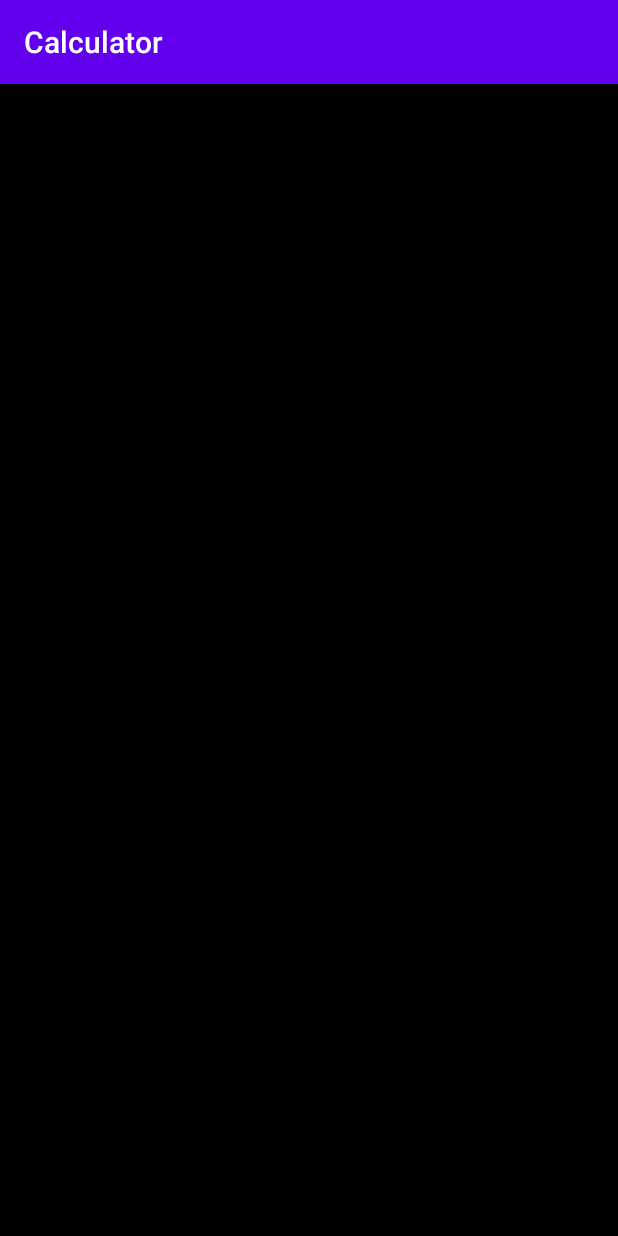
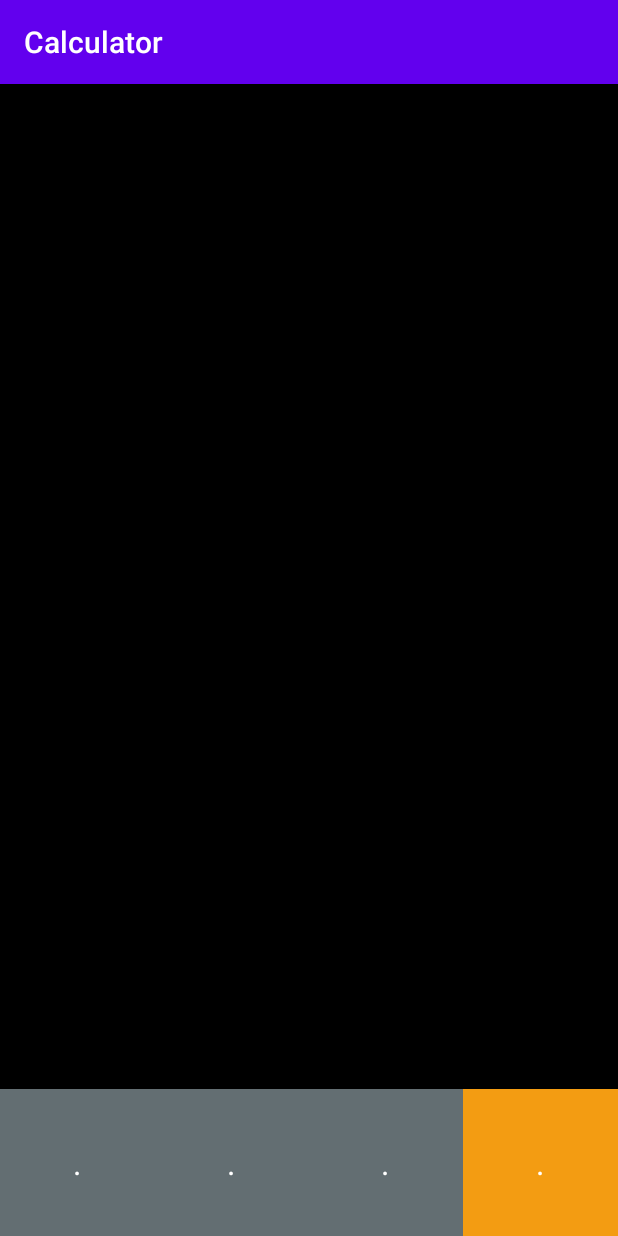
Before and after one commit to JeewanthaLahiru/android-studio-practices, an Android app: the screen it shows after launch (MainActivity), on a phone screen of 412 x 824 dp. Run offline under Robolectric (Android 15) with nearby library versions, the phone set to English and light mode, and no system bars.

Commit message:
bottom button row

```diff
--- a/Calculator/app/src/main/res/layout/activity_main.xml
+++ b/Calculator/app/src/main/res/layout/activity_main.xml
@@ -21,5 +21,65 @@
         android:textColor="@color/numberButton"
         android:gravity="end"
         android:maxLines="1"/>
+    <LinearLayout
+        android:layout_width="match_parent"
+        android:layout_height="match_parent"
+        android:orientation="vertical">
+
+        <LinearLayout
+            android:layout_width="match_parent"
+            android:layout_height="0dp"
+            android:layout_weight="1"
+            android:orientation="horizontal">
+
+        </LinearLayout>
+        <LinearLayout
+            android:layout_width="match_parent"
+            android:layout_height="0dp"
+            android:layout_weight="1"
+            android:orientation="horizontal">
+
+        </LinearLayout>
+        <LinearLayout
+            android:layout_width="match_parent"
+            android:layout_height="0dp"
+            android:layout_weight="1"
+            android:orientation="horizontal">
+
+        </LinearLayout>
+        <LinearLayout
+            android:layout_width="match_parent"
+            android:layout_height="0dp"
+            android:layout_weight="1"
+            android:orientation="horizontal">
+
+        </LinearLayout>
+        <LinearLayout
+            android:layout_width="match_parent"
+            android:layout_height="0dp"
+            android:layout_weight="1"
+            android:orientation="horizontal">
+
+        </LinearLayout>
+        <LinearLayout
+            android:layout_width="match_parent"
+            android:layout_height="0dp"
+            android:layout_weight="1"
+            android:orientation="horizontal">
+
+            <TextView
+                style="@style/NumberactionButtonStyle"
+                android:text="."></TextView>
+            <TextView
+                style="@style/NumberactionButtonStyle"
+                android:text="."></TextView>
+            <TextView
+                style="@style/NumberactionButtonStyle"
+                android:text="."></TextView>
+            <TextView
+                style="@style/ActionButtonStyle"
+                android:text="."></TextView>
+        </LinearLayout>
+    </LinearLayout>
 
 </LinearLayout>
--- a/Calculator/app/src/main/res/values/styles.xml
+++ b/Calculator/app/src/main/res/values/styles.xml
@@ -14,6 +14,8 @@
         <item name="android:layout_weight">1</item>
         <item name="android:background">@color/actionButton</item>
         <item name="android:textSize">21sp</item>
+        <item name="android:textColor">@android:color/white</item>
+        <item name="android:gravity">center</item>
     </style>
     <style name="NumberactionButtonStyle">
         <item name="android:layout_width">0dp</item>
@@ -21,6 +23,8 @@
         <item name="android:layout_weight">1</item>
         <item name="android:background">@color/numberButton</item>
         <item name="android:textSize">21sp</item>
+        <item name="android:textColor">@android:color/white</item>
+        <item name="android:gravity">center</item>
     </style>
 
 </resources>
```
